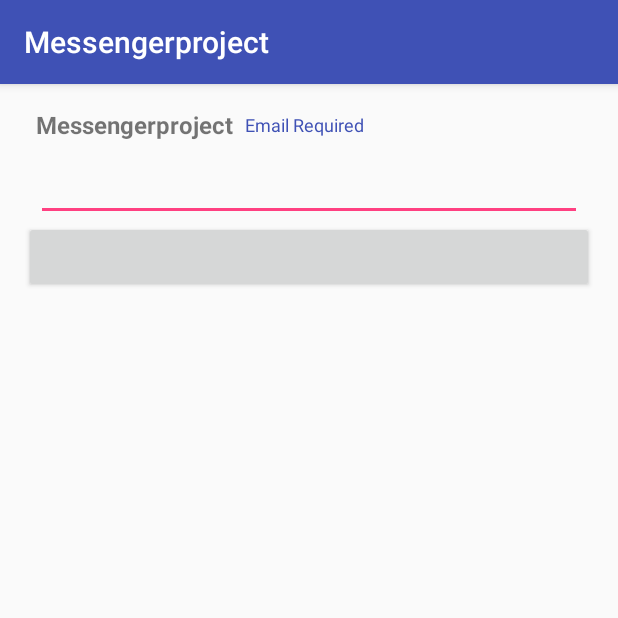
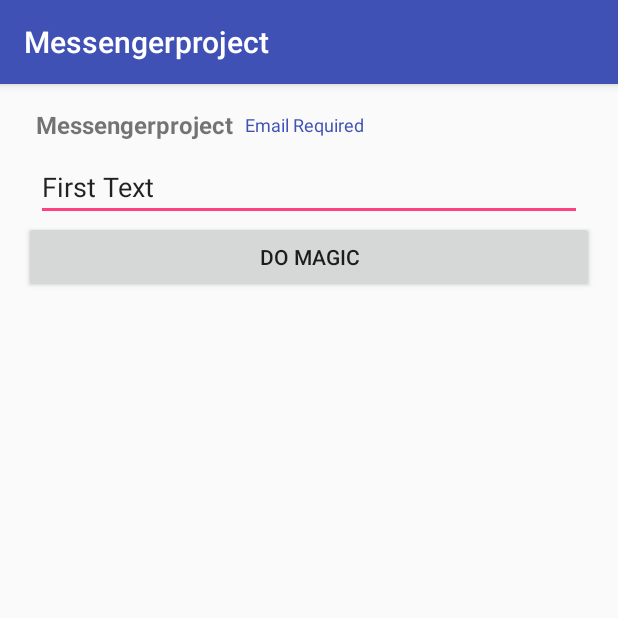
Before and after one commit to williamgdev/CustomViews, an Android app: the screen it shows after launch (MainActivity), on a phone screen of 412 x 824 dp, the top half of it. Run offline under Robolectric (Android 15) with nearby library versions, the phone set to English and light mode, and no system bars; our stand-ins replace data binding; 1 statement that could not run was skipped.

Commit message:
Set Reverse Binding to get changes from CustomView

```diff
--- a/app/src/main/java/com/adnroid/devcuba/messengerproject/MainActivity.kt
+++ b/app/src/main/java/com/adnroid/devcuba/messengerproject/MainActivity.kt
@@ -4,6 +4,8 @@ import android.arch.lifecycle.ViewModelProviders
 import android.databinding.DataBindingUtil
 import android.os.Bundle
 import android.support.v7.app.AppCompatActivity
+import android.text.Editable
+import android.text.TextWatcher
 import com.adnroid.devcuba.messengerproject.customview.CustomEditTextViewModel
 import com.adnroid.devcuba.messengerproject.databinding.ActivityMainBinding
 
@@ -17,10 +19,24 @@ class MainActivity : AppCompatActivity() {
         super.onCreate(savedInstanceState)
         binding = DataBindingUtil.setContentView(this, R.layout.activity_main)
         viewModel = ViewModelProviders.of(this).get(CustomEditTextViewModel::class.java)
+        viewModel.inputText.value = "First Text"
         binding.viewModel = viewModel
 
         binding.setLifecycleOwner(this)
         binding.button.setOnClickListener { viewModel.inputText.value = "Testing LiveData" }
+        binding.editText.addTextChangedListener(object : TextWatcher {
+            override fun afterTextChanged(s: Editable?) {
+//                TODO("not implemented") //To change body of created functions use File | Settings | File Templates.
+            }
+
+            override fun beforeTextChanged(s: CharSequence?, start: Int, count: Int, after: Int) {
+//                TODO("not implemented") //To change body of created functions use File | Settings | File Templates.
+            }
+
+            override fun onTextChanged(s: CharSequence?, start: Int, before: Int, count: Int) {
+                viewModel.inputText.value = s.toString()
+            }
+        })
     }
 
 }
--- a/app/src/main/java/com/adnroid/devcuba/messengerproject/customview/CustomEditText.kt
+++ b/app/src/main/java/com/adnroid/devcuba/messengerproject/customview/CustomEditText.kt
@@ -2,6 +2,7 @@ package com.adnroid.devcuba.messengerproject.customview
 
 import android.content.Context
 import android.databinding.DataBindingUtil
+import android.text.TextWatcher
 import android.util.AttributeSet
 import android.view.LayoutInflater
 import android.widget.LinearLayout
@@ -43,6 +44,12 @@ class CustomEditText @JvmOverloads constructor(
             typedArray.recycle()
         }
     }
+    fun getText(): String = binding.inputField.text.toString()
+
+    fun setText(text: String) = binding.inputField.setText(text)
+
+    fun addTextChangedListener(listener: TextWatcher) =
+            binding.inputField.addTextChangedListener(listener)
 
     fun setInputText(inputTextField: String) {
         binding.inputField.setText(inputTextField)
--- a/app/src/main/java/com/adnroid/devcuba/messengerproject/customview/CustomEditTextViewModel.kt
+++ b/app/src/main/java/com/adnroid/devcuba/messengerproject/customview/CustomEditTextViewModel.kt
@@ -3,19 +3,64 @@ package com.adnroid.devcuba.messengerproject.customview
 import android.arch.lifecycle.MutableLiveData
 import android.arch.lifecycle.ViewModel
 import android.databinding.BindingAdapter
+import android.databinding.InverseBindingListener
+import android.databinding.InverseBindingMethod
+import android.databinding.InverseBindingMethods
+import android.text.Editable
+import android.text.TextWatcher
+import kotlinx.android.synthetic.main.custom_edit_text.view.*
 
 
-class CustomEditTextViewModel: ViewModel() {
+class CustomEditTextViewModel : ViewModel() {
     val inputText = MutableLiveData<String>()
 
-    companion object {
-        @BindingAdapter("custom_input_field")
-        @JvmStatic
-        fun getInputText(customEditText: CustomEditText, inputTextField: String?) {
-            inputTextField?.let {
+
+}
+
+@InverseBindingMethods(
+        InverseBindingMethod(
+                type = CustomEditText::class,
+                attribute = "android:text",
+//                event = "android:textAttrChanged",
+                method = "getText"
+        )
+)
+object CustomEditTextBinder {
+    @JvmStatic
+    @BindingAdapter(value = ["android:textAttrChanged"])
+    fun setListener(editText: CustomEditText, listener: InverseBindingListener?) {
+        if (listener != null) {
+            editText.inputField.addTextChangedListener(object : TextWatcher {
+                override fun beforeTextChanged(charSequence: CharSequence, i: Int, i1: Int, i2: Int) {
+
+                }
+
+                override fun onTextChanged(charSequence: CharSequence, i: Int, i1: Int, i2: Int) {
+
+                }
+
+                override fun afterTextChanged(editable: Editable) {
+                    listener.onChange()
+                }
+            })
+        }
+    }
+
+    @JvmStatic
+    @BindingAdapter("android:text")
+    fun setText(editText: CustomEditText, text: String) {
+        if (text != editText.getText()) {
+            editText.setText(text)
+        }
+    }
+
+    @BindingAdapter("custom_input_field")
+    @JvmStatic
+    fun getInputText(customEditText: CustomEditText, inputTextField: String?) {
+        inputTextField?.let {
+            if (inputTextField != customEditText.getText()) {
                 customEditText.setInputText(it)
             }
         }
     }
-
 }
--- a/app/src/main/res/layout/activity_main.xml
+++ b/app/src/main/res/layout/activity_main.xml
@@ -21,6 +21,7 @@
             android:layout_width="match_parent"
             android:layout_height="wrap_content"
             android:id="@+id/editText"
+            android:text="@{viewModel.inputText}"
             app:custom_title_field="@string/app_name"
             app:custom_error_field="@string/email_error"
             app:custom_input_field="@{viewModel.inputText}"
@@ -29,7 +30,13 @@
         <Button
             android:layout_width="match_parent"
             android:layout_height="wrap_content"
+            android:text="@string/domagic"
             android:id="@+id/button"/>
+
+        <TextView
+            android:layout_width="match_parent"
+            android:layout_height="wrap_content"
+            android:text="@{viewModel.inputText}"/>
         <!--<LinearLayout-->
         <!--android:layout_width="match_parent"-->
         <!--android:layout_height="match_parent"-->
--- a/app/src/main/res/values/strings.xml
+++ b/app/src/main/res/values/strings.xml
@@ -5,4 +5,5 @@
     <string name="default_error">Required</string>
     <string name="default_input">Value String</string>
     <string name="input_field_string">%s</string>
+    <string name="domagic">Do Magic</string>
 </resources>
```
